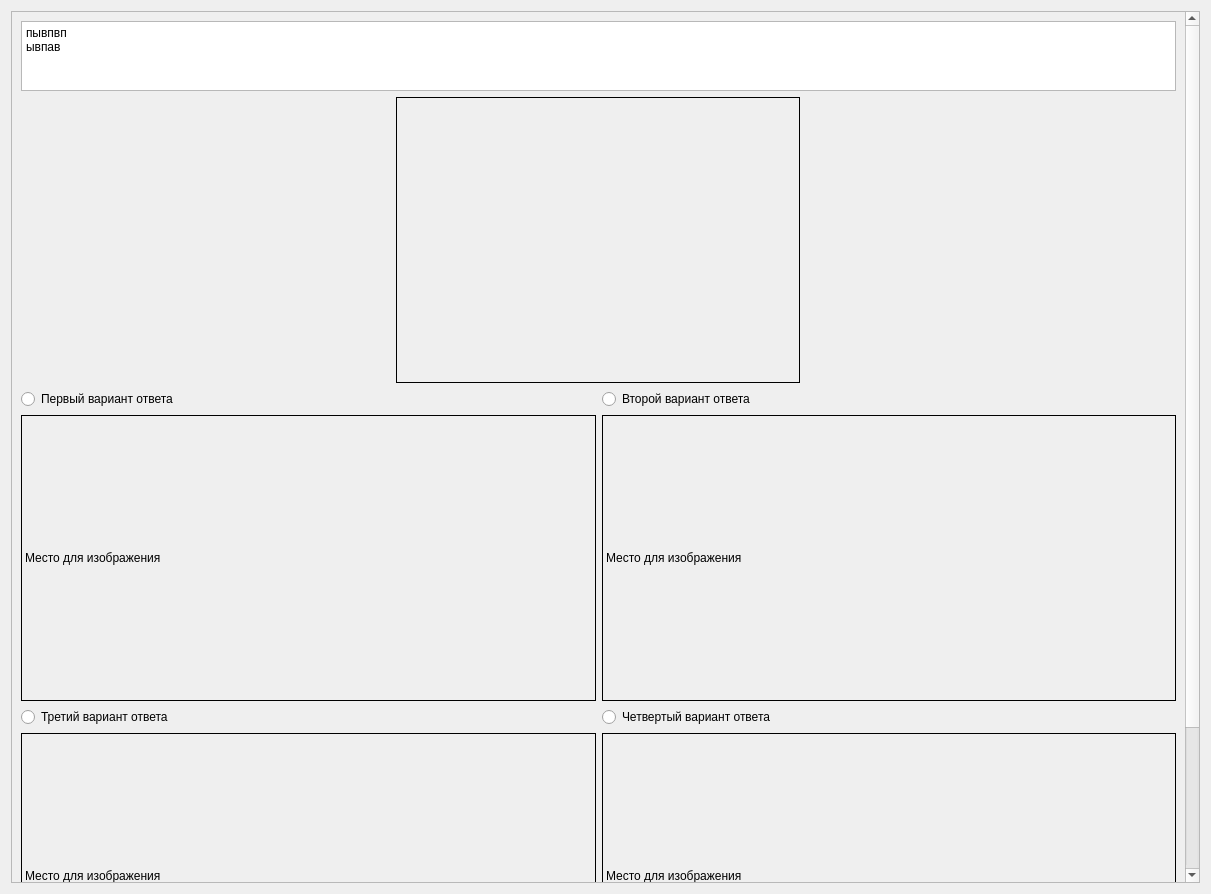
Qt form client/UI/client_test1.ui (Scykorr/dmitr_client_serv_test) before a commit.
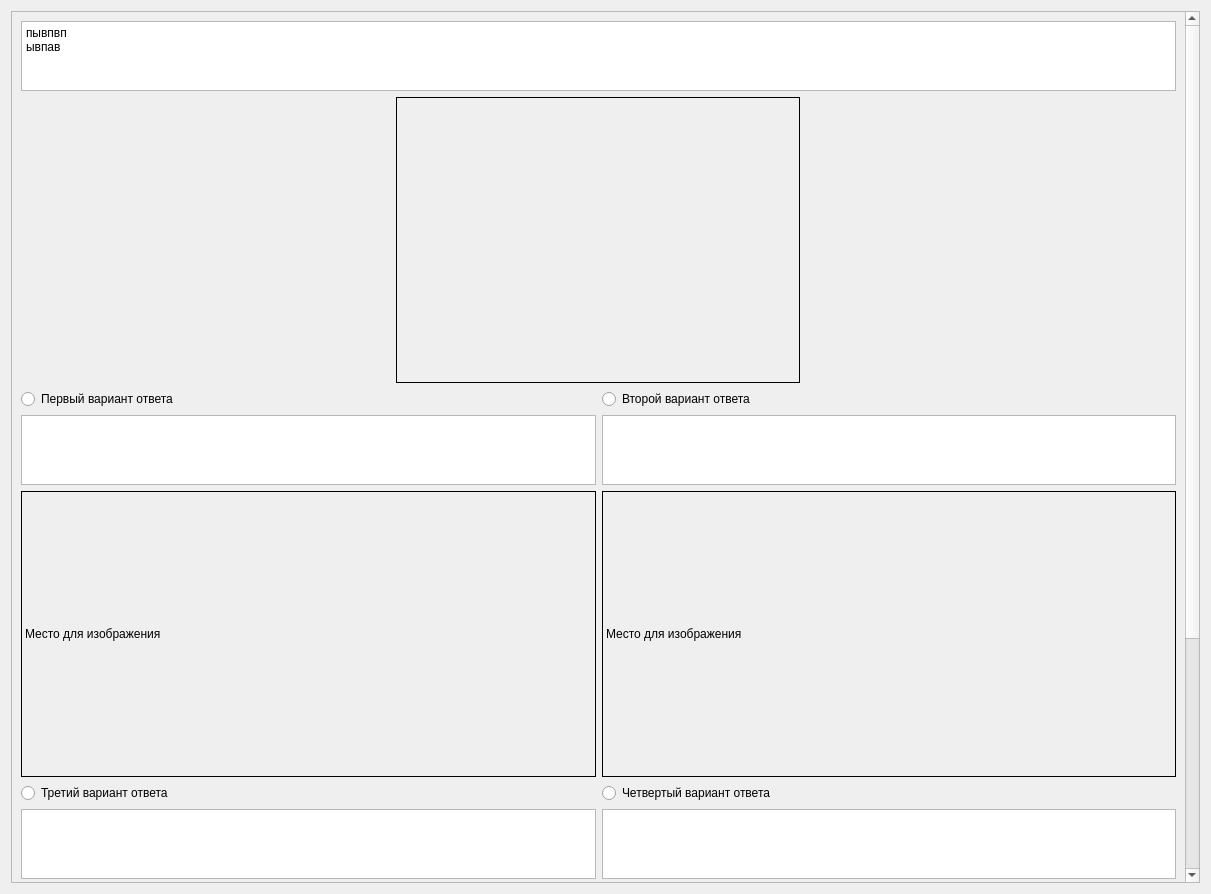
The same form after that commit.

Patch:
```diff
--- a/client/UI/client_test1.ui
+++ b/client/UI/client_test1.ui
@@ -38,9 +38,9 @@
       <property name="geometry">
        <rect>
         <x>0</x>
-        <y>0</y>
+        <y>-340</y>
         <width>1172</width>
-        <height>1056</height>
+        <height>1214</height>
        </rect>
       </property>
       <layout class="QVBoxLayout" name="verticalLayout_17">
@@ -99,6 +99,16 @@
            </item>
           </layout>
          </item>
+         <item>
+          <layout class="QHBoxLayout" name="horizontalLayout_7">
+           <item>
+            <widget class="QTextBrowser" name="textBrowser_2"/>
+           </item>
+           <item>
+            <widget class="QTextBrowser" name="textBrowser"/>
+           </item>
+          </layout>
+         </item>
          <item>
           <layout class="QHBoxLayout" name="horizontalLayout_2">
            <item>
@@ -153,6 +163,16 @@
            </item>
           </layout>
          </item>
+         <item>
+          <layout class="QHBoxLayout" name="horizontalLayout_8">
+           <item>
+            <widget class="QTextBrowser" name="textBrowser_4"/>
+           </item>
+           <item>
+            <widget class="QTextBrowser" name="textBrowser_3"/>
+           </item>
+          </layout>
+         </item>
          <item>
           <layout class="QHBoxLayout" name="horizontalLayout_4">
            <item>
```
